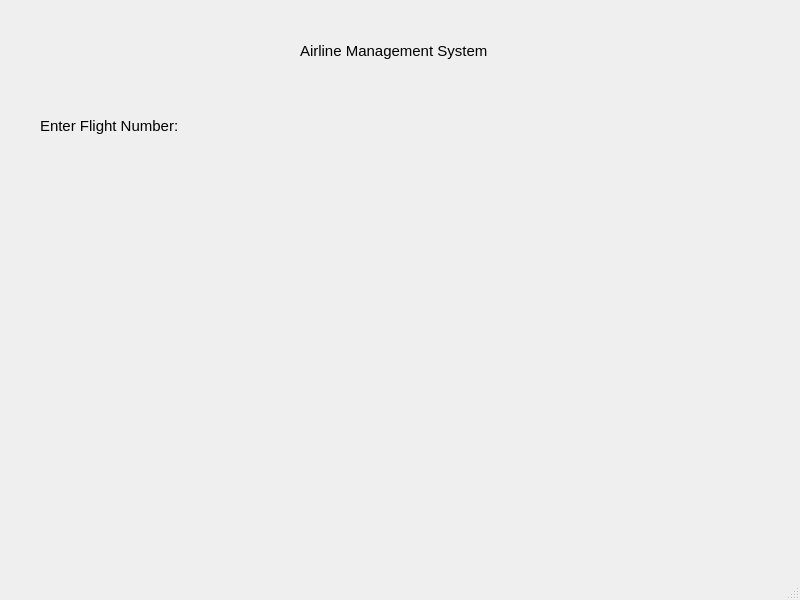
First picture: the form in mainwindow.ui, repository Stelios-X/Airline-Management-System, before the edit.
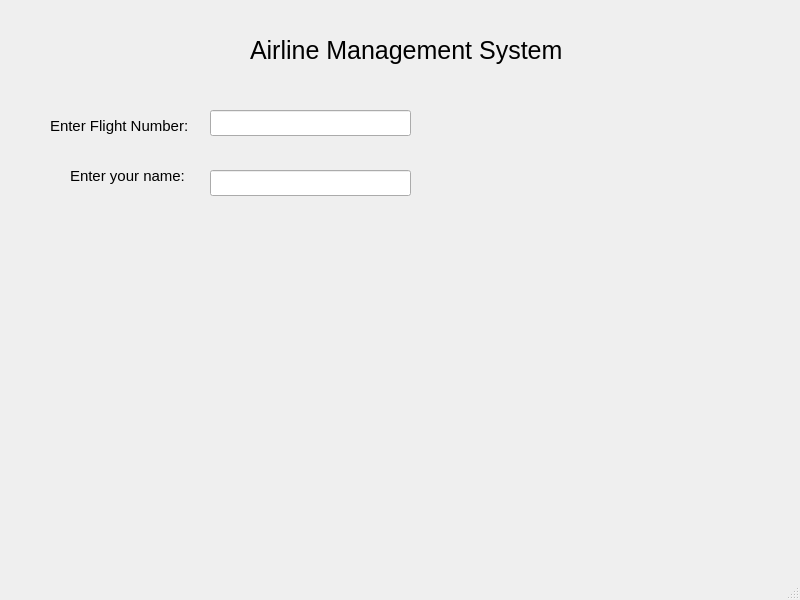
Second picture: the form after the edit.

Commit message: Labels and text boxes added

```diff
--- a/mainwindow.ui
+++ b/mainwindow.ui
@@ -17,16 +17,16 @@
    <widget class="QLabel" name="label">
     <property name="geometry">
      <rect>
-      <x>300</x>
+      <x>250</x>
       <y>20</y>
-      <width>211</width>
+      <width>331</width>
       <height>61</height>
      </rect>
     </property>
     <property name="styleSheet">
      <string notr="true">QLabel
 {
-font-size: 15px;
+font-size: 25px;
 }</string>
     </property>
     <property name="text">
@@ -36,9 +36,9 @@
    <widget class="QLabel" name="label_2">
     <property name="geometry">
      <rect>
-      <x>40</x>
+      <x>50</x>
       <y>100</y>
-      <width>161</width>
+      <width>151</width>
       <height>51</height>
      </rect>
     </property>
@@ -52,6 +52,57 @@
      <string>Enter Flight Number:</string>
     </property>
    </widget>
+   <widget class="QLabel" name="label_3">
+    <property name="geometry">
+     <rect>
+      <x>70</x>
+      <y>150</y>
+      <width>121</width>
+      <height>51</height>
+     </rect>
+    </property>
+    <property name="styleSheet">
+     <string notr="true">QLabel
+{
+font-size: 15px;
+}</string>
+    </property>
+    <property name="text">
+     <string>Enter your name:</string>
+    </property>
+   </widget>
+   <widget class="QLineEdit" name="lineEdit">
+    <property name="geometry">
+     <rect>
+      <x>210</x>
+      <y>110</y>
+      <width>201</width>
+      <height>26</height>
+     </rect>
+    </property>
+    <property name="styleSheet">
+     <string notr="true">QLineEdit
+{
+font-size:15px;
+}</string>
+    </property>
+   </widget>
+   <widget class="QLineEdit" name="lineEdit_2">
+    <property name="geometry">
+     <rect>
+      <x>210</x>
+      <y>170</y>
+      <width>201</width>
+      <height>26</height>
+     </rect>
+    </property>
+    <property name="styleSheet">
+     <string notr="true">QLineEdit
+{
+font-size:15px;
+}</string>
+    </property>
+   </widget>
   </widget>
   <widget class="QMenuBar" name="menubar">
    <property name="geometry">
```
